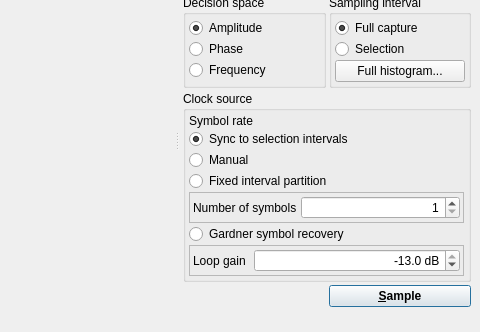
This is ui/TimeWindow.ui in BatchDrake/SigDigger as Qt 5 draws it before an edit; both pictures show x 557 to 1037 and y 270 to 602 of the 1037 by 791 pixel window. The edited form follows.
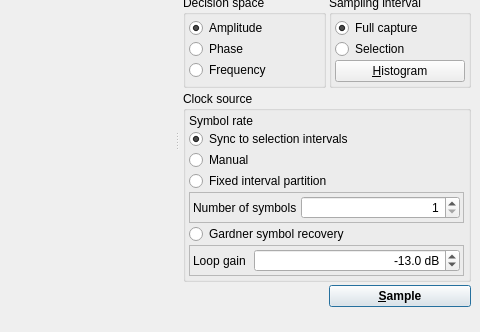
This is the edited form. The open tabs and pages were chosen to show the change. Icons and pictures are not drawn. Custom widgets are drawn as their Qt base class.

Commit message: Fix behavior of sampler window

The edit to the form file:
```diff
--- a/ui/TimeWindow.ui
+++ b/ui/TimeWindow.ui
@@ -1760,6 +1760,9 @@
                       <double>-120.000000000000000</double>
                      </property>
                      <property name="maximum">
+                      <double>0.000000000000000</double>
+                     </property>
+                     <property name="value">
                       <double>-13.000000000000000</double>
                      </property>
                     </widget>
@@ -1840,7 +1843,7 @@
                 <item row="2" column="0">
                  <widget class="QPushButton" name="showHistogramButton">
                   <property name="text">
-                   <string>Full histogram...</string>
+                   <string>&amp;Histogram</string>
                   </property>
                  </widget>
                 </item>
```
Left out of the diff: 4 changed lines with no effect on the pictures. The commit also changes 5 other files.
